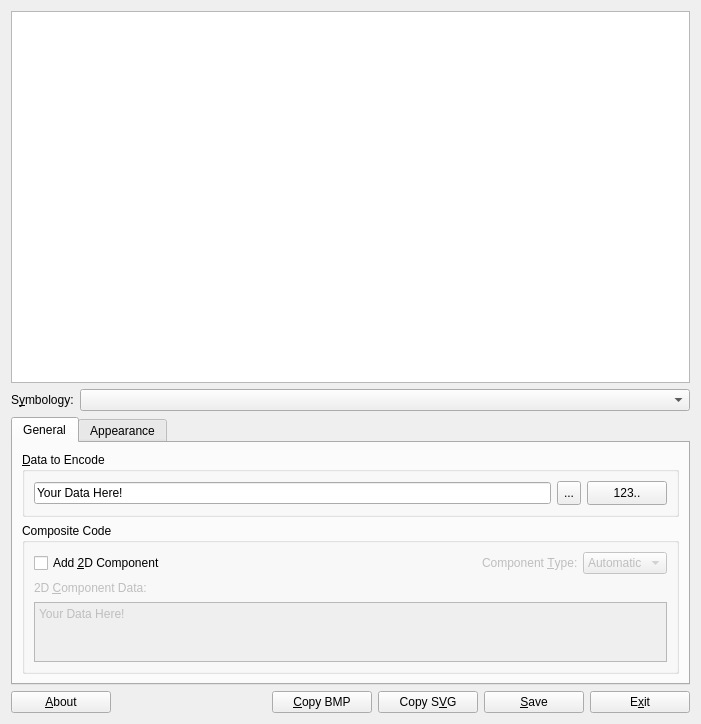
Old version of the form frontend_qt/mainWindow.ui in the repository zint/zint.
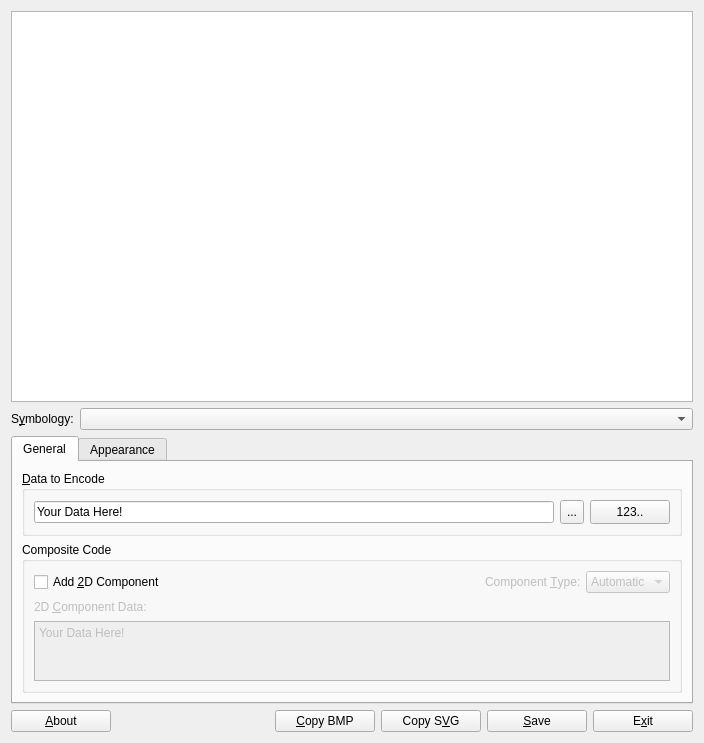
New version of the form. The open tabs and pages were chosen to show the change. Icons and pictures are not drawn.

Commit message: Make GUI more consistent

The edit to the form file:
```diff
--- a/frontend_qt/mainWindow.ui
+++ b/frontend_qt/mainWindow.ui
@@ -9,8 +9,8 @@
    <rect>
     <x>0</x>
     <y>0</y>
-    <width>701</width>
-    <height>724</height>
+    <width>704</width>
+    <height>743</height>
    </rect>
   </property>
   <property name="sizePolicy">
@@ -308,8 +308,8 @@
                    <string>&lt;!DOCTYPE HTML PUBLIC &quot;-//W3C//DTD HTML 4.0//EN&quot; &quot;http://www.w3.org/TR/REC-html40/strict.dtd&quot;&gt;
 &lt;html&gt;&lt;head&gt;&lt;meta name=&quot;qrichtext&quot; content=&quot;1&quot; /&gt;&lt;style type=&quot;text/css&quot;&gt;
 p, li { white-space: pre-wrap; }
-&lt;/style&gt;&lt;/head&gt;&lt;body style=&quot; font-family:'Sans Serif'; font-size:9pt; font-weight:400; font-style:normal;&quot;&gt;
-&lt;p style=&quot; margin-top:0px; margin-bottom:0px; margin-left:0px; margin-right:0px; -qt-block-indent:0; text-indent:0px;&quot;&gt;Your Data Here!&lt;/p&gt;&lt;/body&gt;&lt;/html&gt;</string>
+&lt;/style&gt;&lt;/head&gt;&lt;body style=&quot; font-family:'Noto Sans [monotype]'; font-size:9pt; font-weight:400; font-style:normal;&quot;&gt;
+&lt;p style=&quot; margin-top:0px; margin-bottom:0px; margin-left:0px; margin-right:0px; -qt-block-indent:0; text-indent:0px;&quot;&gt;&lt;span style=&quot; font-family:'Sans Serif';&quot;&gt;Your Data Here!&lt;/span&gt;&lt;/p&gt;&lt;/body&gt;&lt;/html&gt;</string>
                   </property>
                   <property name="acceptRichText">
                    <bool>false</bool>
```
The commit also changes 3 other files.
